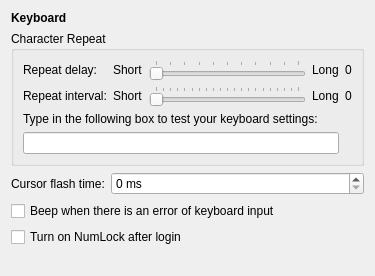
lxqt/lxqt-config, file lxqt-config-input/keyboardconfig.ui: the form before one commit.
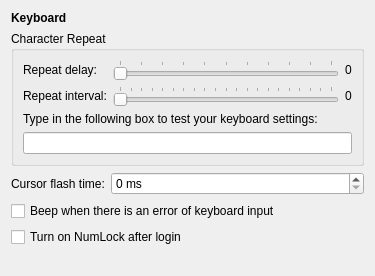
The form after the commit.

Commit message: Added 'ms' to slider labels, page title and removed redundant labels  (#1186)

Patch:
```diff
--- a/lxqt-config-input/keyboardconfig.ui
+++ b/lxqt-config-input/keyboardconfig.ui
@@ -35,13 +35,6 @@
        </widget>
       </item>
       <item row="0" column="1">
-       <widget class="QLabel" name="label_10">
-        <property name="text">
-         <string>Short</string>
-        </property>
-       </widget>
-      </item>
-      <item row="0" column="2">
        <widget class="QSlider" name="keyboardDelay">
         <property name="minimum">
          <number>100</number>
@@ -63,14 +56,7 @@
         </property>
        </widget>
       </item>
-      <item row="0" column="3">
-       <widget class="QLabel" name="label_12">
-        <property name="text">
-         <string>Long</string>
-        </property>
-       </widget>
-      </item>
-      <item row="0" column="4">
+      <item row="0" column="2">
        <widget class="QLabel" name="label_delay">
         <property name="text">
          <string>0</string>
@@ -85,13 +71,6 @@
        </widget>
       </item>
       <item row="2" column="1">
-       <widget class="QLabel" name="label_11">
-        <property name="text">
-         <string>Short</string>
-        </property>
-       </widget>
-      </item>
-      <item row="2" column="2">
        <widget class="QSlider" name="keyboardInterval">
         <property name="minimum">
          <number>10</number>
@@ -110,28 +89,21 @@
         </property>
        </widget>
       </item>
-      <item row="2" column="3">
-       <widget class="QLabel" name="label_13">
-        <property name="text">
-         <string>Long</string>
-        </property>
-       </widget>
-      </item>
-      <item row="2" column="4">
+      <item row="2" column="2">
        <widget class="QLabel" name="label_interval">
         <property name="text">
          <string>0</string>
         </property>
        </widget>
       </item>
-      <item row="3" column="0" colspan="4">
+      <item row="3" column="0" colspan="3">
        <widget class="QLabel" name="label_9">
         <property name="text">
          <string>Type in the following box to test your keyboard settings:</string>
         </property>
        </widget>
       </item>
-      <item row="4" column="0" colspan="4">
+      <item row="4" column="0" colspan="3">
        <widget class="QLineEdit" name="lineEdit"/>
       </item>
      </layout>
```
The commit also changes 2 other files.
